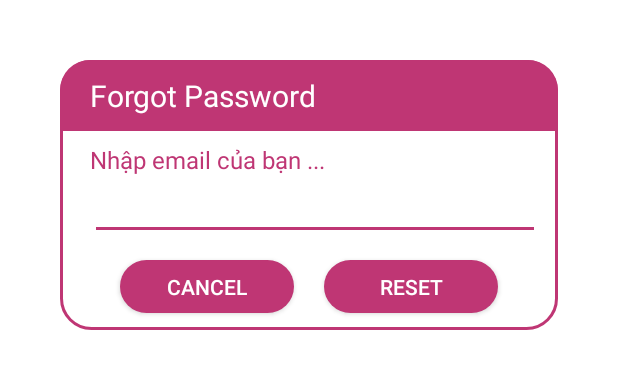
After one commit to FiLongLaTui1584/DoAn, an Android app: the layout dialog_forgot.xml on its own in the app's theme, with its tools: preview values and no code run, on a phone screen of 412 x 824 dp. The commit adds this screen. Shown: the top 369 px of the screen. Run offline under Robolectric (Android 15) with nearby library versions, the light colour scheme and no system bars.

Commit message:
PhiLong commit (Có ForgotPassword)

```diff
--- /dev/null
+++ b/app/src/main/res/drawable/maincolor_round.xml
@@ -0,0 +1,7 @@
+<?xml version="1.0" encoding="utf-8"?>
+<shape xmlns:android="http://schemas.android.com/apk/res/android"
+    android:shape="rectangle">
+    <solid android:color="@color/main_color"/>
+    <corners android:topLeftRadius="20dp"
+        android:topRightRadius="20dp"/>
+</shape>
--- /dev/null
+++ b/app/src/main/res/drawable/white_box.xml
@@ -0,0 +1,9 @@
+<?xml version="1.0" encoding="utf-8"?>
+<shape xmlns:android="http://schemas.android.com/apk/res/android"
+    android:shape="rectangle">
+    <corners android:radius="20dp"/>
+    <stroke
+        android:color="@color/main_color"
+        android:width="2dp"/>
+    <solid android:color="@color/white"/>
+</shape>
--- a/app/src/main/res/layout/activity_login.xml
+++ b/app/src/main/res/layout/activity_login.xml
@@ -69,6 +69,7 @@
             android:layout_marginLeft="32dp"
             android:orientation="horizontal">
             <TextView
+                android:id="@+id/forgotPassword"
                 android:layout_width="wrap_content"
                 android:layout_height="wrap_content"
                 android:textSize="12sp"
--- /dev/null
+++ b/app/src/main/res/layout/dialog_forgot.xml
@@ -0,0 +1,94 @@
+<?xml version="1.0" encoding="utf-8"?>
+<androidx.constraintlayout.widget.ConstraintLayout xmlns:android="http://schemas.android.com/apk/res/android"
+    xmlns:app="http://schemas.android.com/apk/res-auto"
+    android:layout_width="match_parent"
+    android:layout_height="match_parent"
+    android:layout_margin="20dp"
+    android:padding="20dp"
+    android:id="@+id/dialogForgot">
+
+    <androidx.constraintlayout.widget.ConstraintLayout
+        android:layout_width="match_parent"
+        android:layout_height="wrap_content"
+        android:id="@+id/dialogBox"
+        app:layout_constraintTop_toTopOf="parent"
+        android:background="@drawable/white_box">
+
+
+        <TextView
+            android:layout_width="match_parent"
+            android:layout_height="wrap_content"
+            android:id="@+id/forgotTitle"
+            android:text="Forgot Password"
+            android:padding="10dp"
+            android:paddingStart="20dp"
+            android:textSize="20sp"
+            android:textColor="@color/white"
+            app:layout_constraintTop_toTopOf="parent"
+            android:background="@drawable/maincolor_round"/>
+
+        <TextView
+            android:layout_width="match_parent"
+            android:layout_height="wrap_content"
+            android:text="Nhập email của bạn ..."
+            android:layout_marginStart="20dp"
+            android:layout_marginEnd="20dp"
+            android:layout_marginTop="8dp"
+            android:textSize="16sp"
+            android:textColor="@color/main_color"
+            app:layout_constraintTop_toBottomOf="@id/forgotTitle"
+            app:layout_constraintBottom_toTopOf="@id/emailBox"/>
+
+        <EditText
+            android:layout_width="300dp"
+            android:layout_height="wrap_content"
+            android:id="@+id/emailBox"
+            android:textColor="@color/main_color"
+            android:backgroundTint="@color/main_color"
+            android:textSize="16sp"
+            android:layout_marginStart="20dp"
+            android:layout_marginBottom="30dp"
+            android:maxLines="1"
+            app:layout_constraintStart_toStartOf="parent"
+            app:layout_constraintBottom_toBottomOf="parent"
+            app:layout_constraintTop_toBottomOf="@id/forgotTitle"/>
+
+        <androidx.appcompat.widget.AppCompatButton
+            android:layout_width="0dp"
+            android:layout_height="35dp"
+            android:id="@+id/btnCancel"
+            android:layout_marginStart="40dp"
+            android:layout_marginEnd="10dp"
+            android:text="Cancel"
+            android:textColor="@color/white"
+            android:textSize="14sp"
+            app:cornerRadius="20dp"
+            android:layout_marginBottom="8dp"
+            android:layout_marginTop="10dp"
+            android:background="@drawable/btn_background_user_2"
+            app:layout_constraintStart_toStartOf="parent"
+            app:layout_constraintTop_toBottomOf="@id/emailBox"
+            app:layout_constraintBottom_toBottomOf="@id/dialogBox"
+            app:layout_constraintEnd_toStartOf="@+id/btnReset"/>
+
+
+        <androidx.appcompat.widget.AppCompatButton
+            android:id="@+id/btnReset"
+            android:layout_width="0dp"
+            android:layout_height="35dp"
+            android:layout_marginStart="10dp"
+            android:layout_marginEnd="40dp"
+            android:layout_marginBottom="11dp"
+            android:background="@drawable/btn_background_user_2"
+            android:text="Reset"
+            android:textColor="@color/white"
+            android:textSize="14sp"
+            app:cornerRadius="20dp"
+            app:layout_constraintBottom_toBottomOf="@id/dialogBox"
+            app:layout_constraintEnd_toEndOf="parent"
+            app:layout_constraintStart_toEndOf="@id/btnCancel" />
+
+    </androidx.constraintlayout.widget.ConstraintLayout>
+
+
+</androidx.constraintlayout.widget.ConstraintLayout>
```
Also changed, not shown: app/src/main/java/com/example/doan/Activity/LoginActivity.java (+54 -0 lines), app/src/main/java/com/example/doan/Activity/UserActivity.java (+38 -0 lines), app/src/main/res/layout/activity_user.xml (+29 -6 lines).
